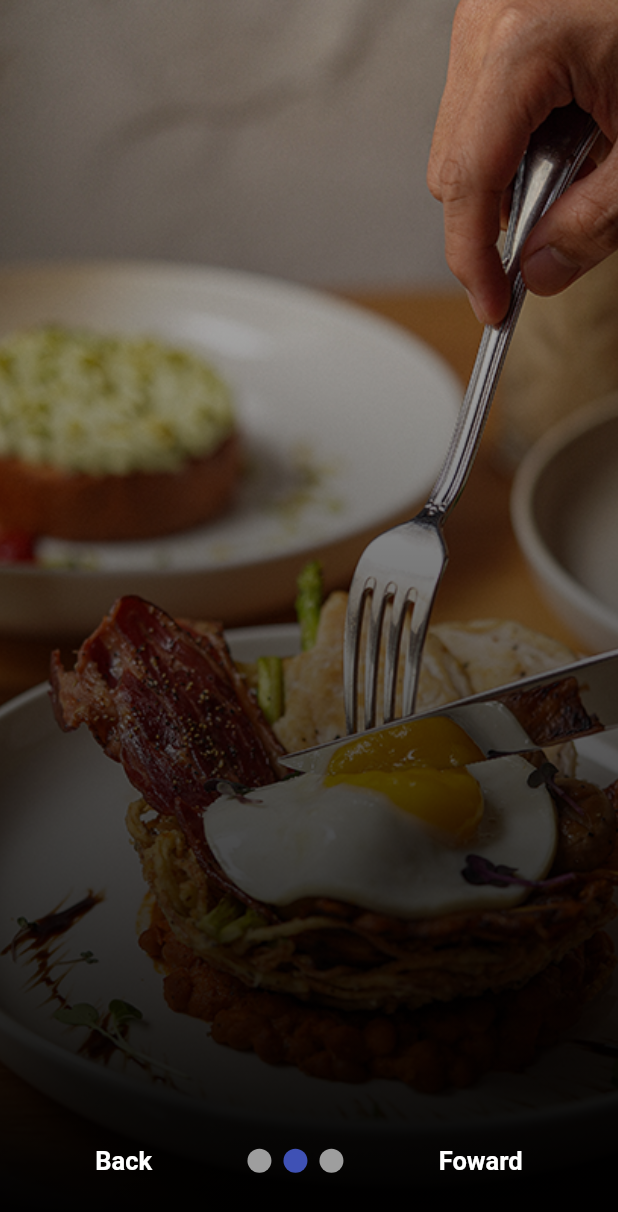
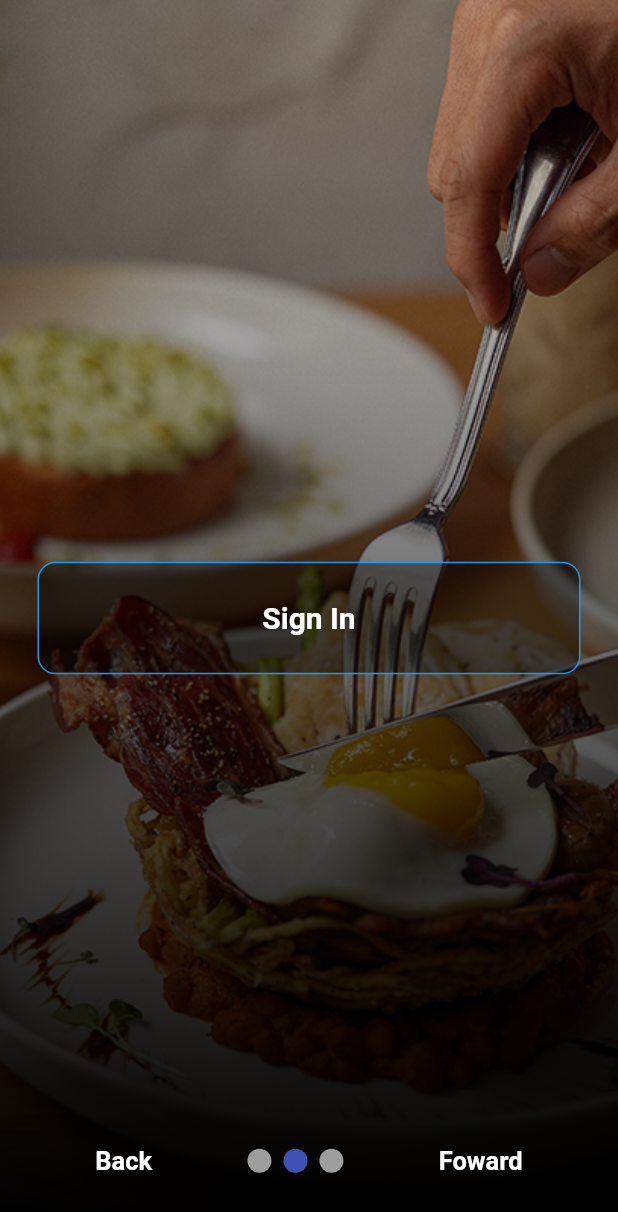
Before and after one commit to OscarNii/Flutter-PizzaApp-, a Flutter app: the screen it shows after launch, swiped to page 2, on a phone screen of 412 x 824 dp. Shown: the top 1212 px of the screen. Run offline on Flutter 3.47's test engine with Material 2 defaults, Android fonts, the light colour scheme and no system bars; drawn by our look-alikes of smooth_page_indicator.

Commit message:
Updates on Pages

```diff
--- a/lib/screens/pages/page2.dart
+++ b/lib/screens/pages/page2.dart
@@ -7,7 +7,9 @@ class Page2 extends StatelessWidget {
 
   @override
   Widget build(BuildContext context) {
-    return ShaderMask(
+    return Stack(
+      children: [
+        ShaderMask(
           shaderCallback: (bounds) => LinearGradient(
             colors: [Colors.black, Colors.black12],
             begin: Alignment.bottomCenter,
@@ -22,6 +24,43 @@ class Page2 extends StatelessWidget {
               ),
             ),
           ),
+        ),
+        Scaffold(
+          backgroundColor: Colors.transparent,
+          body: SafeArea(
+            child: Center(
+              child: Column(
+                mainAxisAlignment: MainAxisAlignment.center,
+                children: [
+                  Padding(
+                    padding: const EdgeInsets.symmetric(horizontal: 25.0),
+                    child: Container(
+                      padding: EdgeInsets.all(25),
+                      decoration: BoxDecoration(
+                        borderRadius: BorderRadius.circular(12),
+                        color: Colors.black38,
+                        border: Border.all(
+                          color: Colors.blue,
+                        ),
+                      ),
+                      child: Center(
+                        child: Text(
+                          'Sign In',
+                          style: TextStyle(
+                            color: Colors.white,
+                            fontWeight: FontWeight.bold,
+                            fontSize: 20,
+                          ),
+                        ),
+                      ),
+                    ),
+                  ),
+                ],
+              ),
+            ),
+          ),
+        )
+      ],
     );
   }
 }
```
Lines whose indentation alone changed are shown as unchanged.
